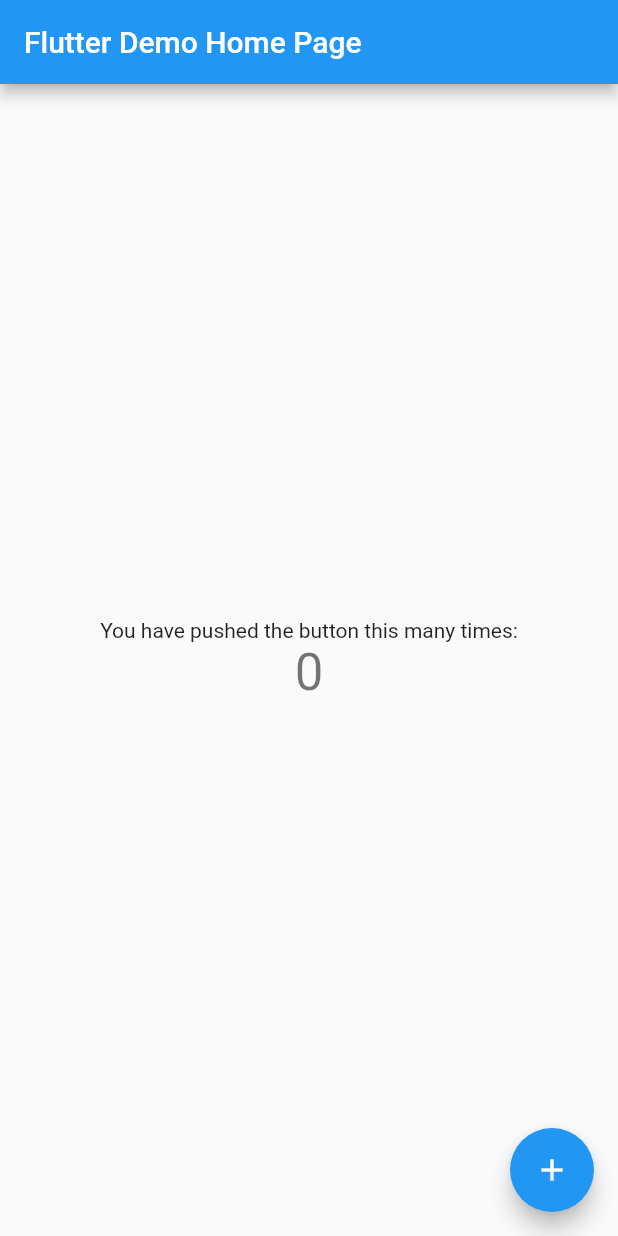
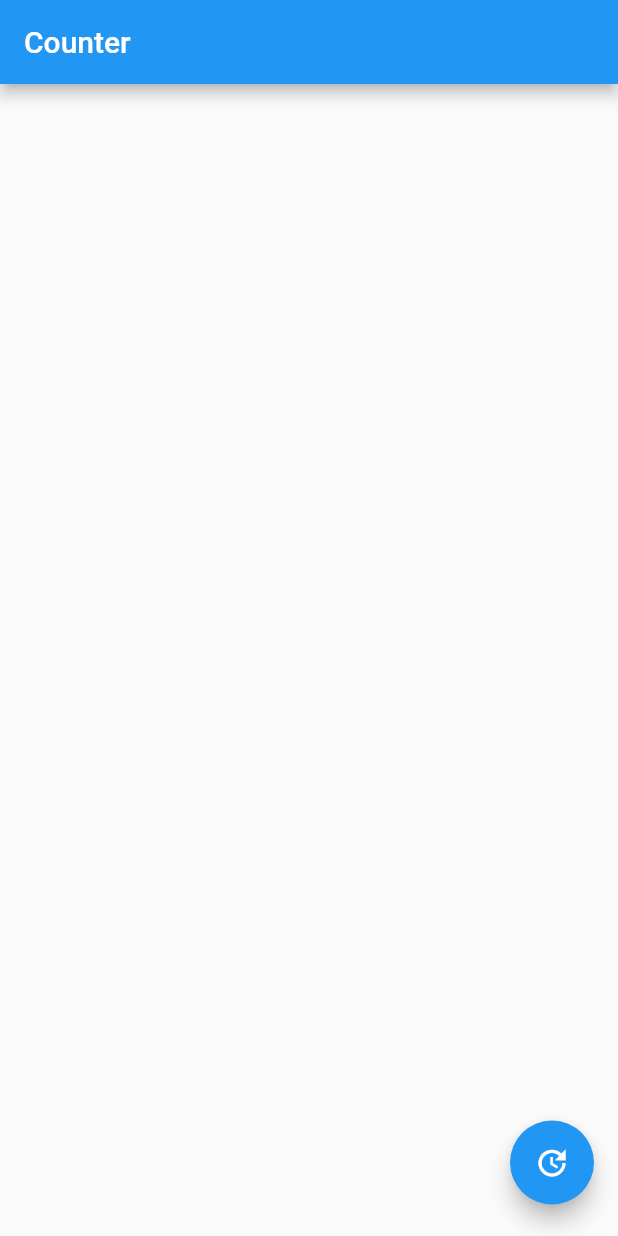
Before and after one commit to gaku3601/study-flutter-bolc, a Flutter app: the screen it shows after launch, on a phone screen of 412 x 824 dp. Run offline on Flutter 3.47's test engine with Material 2 defaults, Android fonts, the phone set to English and light mode, and no system bars; our stand-ins replace bloc, flutter_bloc, rxdart.

Commit message:
最低限のコードに変更

```diff
--- a/app/lib/main.dart
+++ b/app/lib/main.dart
@@ -1,62 +1,70 @@
 import 'package:flutter/material.dart';
+import 'package:bloc/bloc.dart';
+import 'package:flutter_bloc/flutter_bloc.dart';
+import 'package:rxdart/rxdart.dart';
 
-void main() => runApp(MyApp());
+void main() {
+  runApp(App());
+}
 
-class MyApp extends StatelessWidget {
+class App extends StatelessWidget {
   @override
   Widget build(BuildContext context) {
-    return MaterialApp(
-      title: 'Flutter Demo',
-      theme: ThemeData(
-        primarySwatch: Colors.blue,
+    return BlocProvider<ThemeBloc>(
+      builder: (context) => ThemeBloc(),
+      child: BlocBuilder<ThemeBloc, ThemeData>(
+        builder: (context, theme) {
+          return MaterialApp(
+            title: 'Flutter Demo',
+            home: ChangeThemePage(),
+            theme: theme,
+          );
+        },
       ),
-      home: MyHomePage(title: 'Flutter Demo Home Page'),
     );
   }
 }
 
-class MyHomePage extends StatefulWidget {
-  MyHomePage({Key key, this.title}) : super(key: key);
-  final String title;
-
-  @override
-  _MyHomePageState createState() => _MyHomePageState();
-}
-
-class _MyHomePageState extends State<MyHomePage> {
-  int _counter = 0;
-
-  void _incrementCounter() {
-    setState(() {
-      _counter++;
-    });
-  }
-
+class ChangeThemePage extends StatelessWidget {
   @override
   Widget build(BuildContext context) {
+    final themeBloc = BlocProvider.of<ThemeBloc>(context);
+
     return Scaffold(
-      appBar: AppBar(
-        title: Text(widget.title),
-      ),
-      body: Center(
-        child: Column(
-          mainAxisAlignment: MainAxisAlignment.center,
-          children: <Widget>[
-            Text(
-              'You have pushed the button this many times:',
+      appBar: AppBar(title: Text('Counter')),
+      floatingActionButton: Column(
+        crossAxisAlignment: CrossAxisAlignment.end,
+        mainAxisAlignment: MainAxisAlignment.end,
+        children: <Widget>[
+          Padding(
+            padding: EdgeInsets.symmetric(vertical: 5.0),
+            child: FloatingActionButton(
+              child: Icon(Icons.update),
+              onPressed: () {
+                themeBloc.dispatch(ThemeEvent.toggle);
+              },
             ),
-            Text(
-              '$_counter',
-              style: Theme.of(context).textTheme.display1,
-            ),
-          ],
-        ),
-      ),
-      floatingActionButton: FloatingActionButton(
-        onPressed: _incrementCounter,
-        tooltip: 'Increment',
-        child: Icon(Icons.add),
+          ),
+        ],
       ),
     );
   }
 }
+
+enum ThemeEvent { toggle }
+
+class ThemeBloc extends Bloc<ThemeEvent, ThemeData> {
+  @override
+  ThemeData get initialState => ThemeData.light();
+
+  @override
+  Stream<ThemeData> mapEventToState(ThemeEvent event) async* {
+    switch (event) {
+      case ThemeEvent.toggle:
+        yield currentState == ThemeData.dark()
+            ? ThemeData.light()
+            : ThemeData.dark();
+        break;
+    }
+  }
+}
--- a/app/pubspec.yaml
+++ b/app/pubspec.yaml
@@ -19,6 +19,9 @@ dependencies:
   # The following adds the Cupertino Icons font to your application.
   # Use with the CupertinoIcons class for iOS style icons.
   cupertino_icons: ^0.1.2
+  bloc: ^0.14.4
+  flutter_bloc: ^0.20.1
+  rxdart: ^0.22.1+1
 
 dev_dependencies:
   flutter_test:
```
Also changed, not shown: 1 other file.
